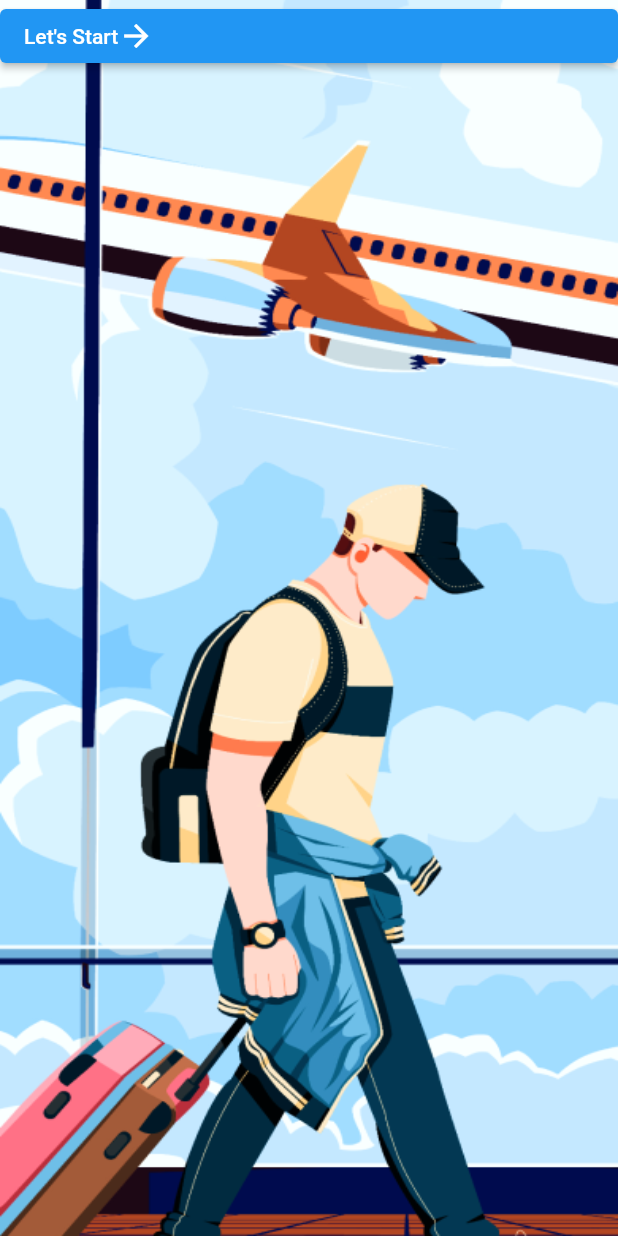
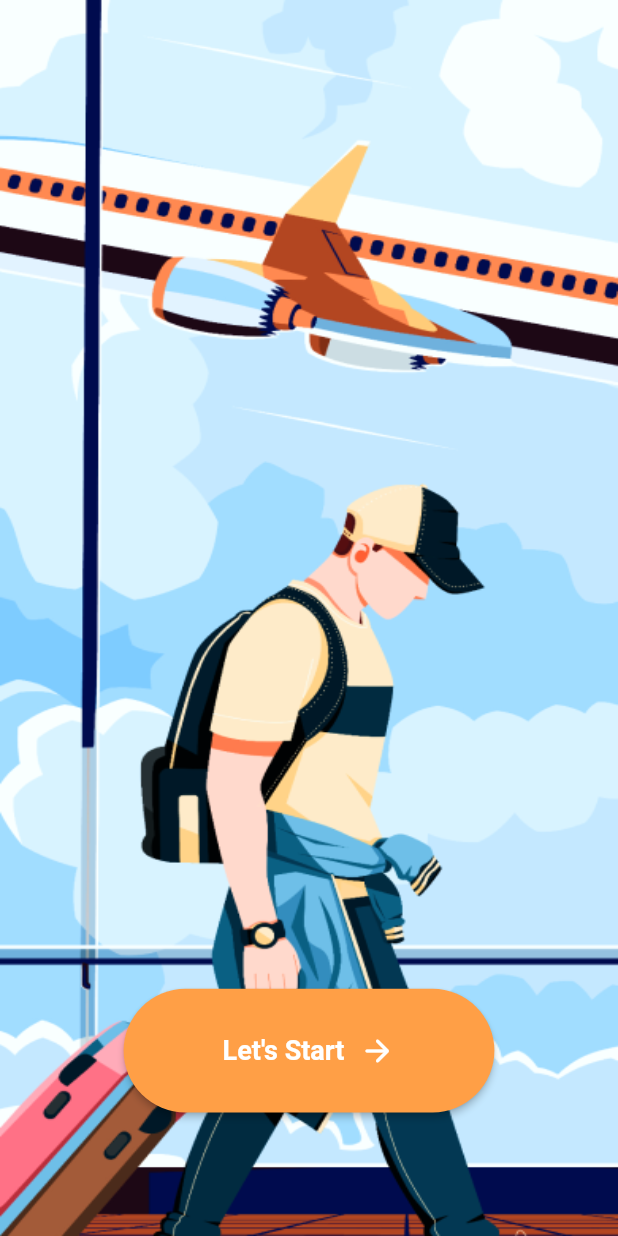
Before and after one commit to MuhammedNihalcp/Trenting-Travel-UI, a Flutter app: the screen it shows after launch, on a phone screen of 412 x 824 dp. Run offline on Flutter 3.47's test engine with Material 2 defaults, Android fonts, the phone set to English and light mode, and no system bars; our stand-ins replace get.

Commit message:
add buttom on welcome screen

```diff
--- a/lib/Screen/view/welcom_screen.dart
+++ b/lib/Screen/view/welcom_screen.dart
@@ -1,6 +1,7 @@
 import 'package:flutter/material.dart';
 import 'package:get/get.dart';
 import 'package:tranting_travel_ui/core/color/colors.dart';
+import 'package:tranting_travel_ui/core/size/sizes.dart';
 
 class ScreenWelcome extends StatelessWidget {
   ScreenWelcome({super.key});
@@ -23,14 +24,32 @@ class ScreenWelcome extends StatelessWidget {
               ),
             ),
             Positioned(
-                child: ElevatedButton(
-                    onPressed: () {},
-                    child: Row(
-                      children: [
-                        Text("Let's Start"),
-                        Icon(Icons.arrow_forward),
-                      ],
-                    )))
+              bottom: height * 0.1,
+              left: width * 0.2,
+              child: ElevatedButton(
+                style: ElevatedButton.styleFrom(
+                    backgroundColor: buttonC,
+                    shape: RoundedRectangleBorder(
+                      borderRadius: BorderRadius.circular(100),
+                    ),
+                    minimumSize: Size(width * 0.6, height * 0.1)),
+                onPressed: () {},
+                child: Row(
+                  mainAxisAlignment: MainAxisAlignment.center,
+                  children: const [
+                    Text(
+                      "Let's Start",
+                      style: TextStyle(
+                        fontWeight: FontWeight.bold,
+                        fontSize: 18,
+                      ),
+                    ),
+                    kWidth10,
+                    Icon(Icons.arrow_forward_rounded),
+                  ],
+                ),
+              ),
+            )
           ],
         ),
       ),
```
